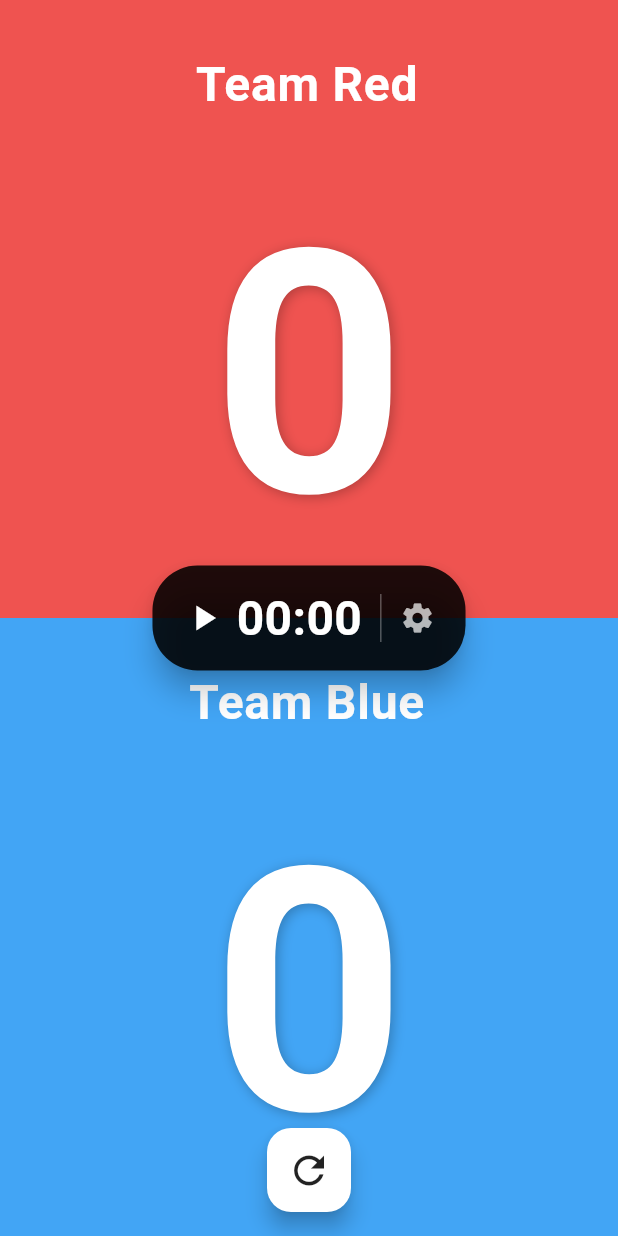
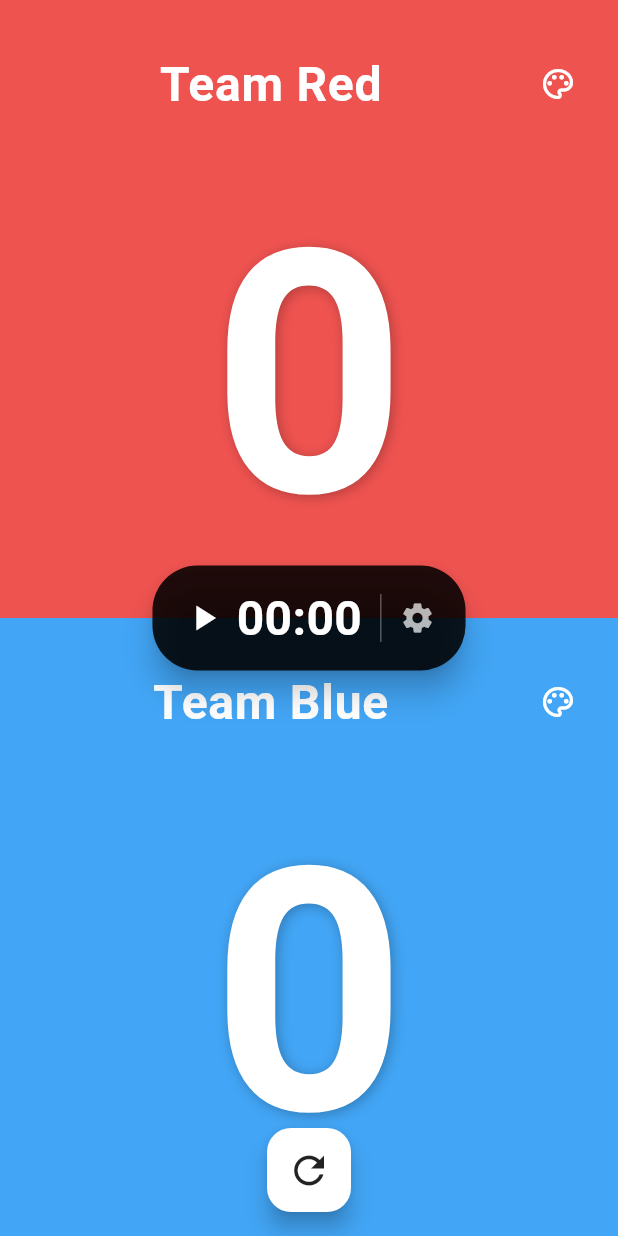
Before and after one commit to loubdelosreyesii/scoreboard, a Flutter app: the screen it shows after launch, on a phone screen of 412 x 824 dp. Run offline on Flutter 3.47's test engine with Material 3 defaults, Android fonts, the phone set to English and light mode, and no system bars.

Commit message:
Add an Color Pallete icon

```diff
--- a/lib/responsive_counter_page.dart
+++ b/lib/responsive_counter_page.dart
@@ -13,9 +13,17 @@ class _ResponsiveCounterPageState extends State<ResponsiveCounterPage> {
   int _redCount = 0;
   int _blueCount = 0;
 
-  final TextEditingController _redTeamController = TextEditingController(text: 'Team Red');
-  final TextEditingController _blueTeamController = TextEditingController(text: 'Team Blue');
+  Color _redTeamColor = Colors.red.shade400;
+  Color _blueTeamColor = Colors.blue.shade400;
+
+  final TextEditingController _redTeamController = TextEditingController(
+    text: 'Team Red',
+  );
+  final TextEditingController _blueTeamController = TextEditingController(
+    text: 'Team Blue',
+  );
   final GlobalKey<_MatchTimerState> _timerKey = GlobalKey<_MatchTimerState>();
+
   void _incrementRed() {
     setState(() {
       _redCount++;
@@ -52,9 +60,7 @@ class _ResponsiveCounterPageState extends State<ResponsiveCounterPage> {
         content: const Text(
           'Are you sure you want to reset both scores to zero?',
         ),
-      shape: RoundedRectangleBorder(
-        borderRadius: BorderRadius.circular(16),
-      ),
+        shape: RoundedRectangleBorder(borderRadius: BorderRadius.circular(16)),
         actions: [
           TextButton(
             onPressed: () => Navigator.pop(context),
@@ -107,18 +113,24 @@ class _ResponsiveCounterPageState extends State<ResponsiveCounterPage> {
             builder: (context, orientation) {
               final children = [
                 _CounterBox(
-                  color: Colors.red.shade400,
+                  color: _redTeamColor,
                   count: _redCount,
                   onTap: _incrementRed,
                   onLongPress: _decrementRed,
                   teamController: _redTeamController,
+                  onSettingsTap: () {
+                    debugPrint('Red team settings tapped');
+                  },
                 ),
                 _CounterBox(
-                  color: Colors.blue.shade400,
+                  color: _blueTeamColor,
                   count: _blueCount,
                   onTap: _incrementBlue,
                   onLongPress: _decrementBlue,
                   teamController: _blueTeamController,
+                  onSettingsTap: () {
+                    debugPrint('Blue team settings tapped');
+                  },
                 ),
               ];
 
@@ -136,7 +148,7 @@ class _ResponsiveCounterPageState extends State<ResponsiveCounterPage> {
                       padding: EdgeInsets.only(
                         top: orientation == Orientation.landscape ? 24.0 : 0,
                       ),
-                      child: _MatchTimer(key:_timerKey),
+                      child: _MatchTimer(key: _timerKey),
                     ),
                   ),
                 ],
@@ -176,6 +188,7 @@ class _MatchTimerState extends State<_MatchTimer> {
   void resetTimer() {
     _resetTimer();
   }
+
   void _initializeTime() {
     _seconds = _isCountdown ? _countdownMinutes * 60 : 0;
   }
@@ -227,7 +240,9 @@ class _MatchTimerState extends State<_MatchTimer> {
           builder: (context, setDialogState) {
             return AlertDialog(
               title: const Text('Timer Settings'),
-              shape: RoundedRectangleBorder(borderRadius: BorderRadius.circular(16)),
+              shape: RoundedRectangleBorder(
+                borderRadius: BorderRadius.circular(16),
+              ),
               // Wrap the Column in SingleChildScrollView to prevent overflow!
               content: SingleChildScrollView(
                 child: Column(
@@ -235,7 +250,9 @@ class _MatchTimerState extends State<_MatchTimer> {
                   children: [
                     SwitchListTile(
                       title: const Text('Countdown Mode'),
-                      subtitle: Text(_isCountdown ? 'Counting down' : 'Counting up'),
+                      subtitle: Text(
+                        _isCountdown ? 'Counting down' : 'Counting up',
+                      ),
                       value: _isCountdown,
                       onChanged: (value) {
                         setDialogState(() => _isCountdown = value);
@@ -259,7 +276,9 @@ class _MatchTimerState extends State<_MatchTimer> {
                         divisions: 89,
                         label: '$_countdownMinutes min',
                         onChanged: (value) {
-                          setDialogState(() => _countdownMinutes = value.toInt());
+                          setDialogState(
+                            () => _countdownMinutes = value.toInt(),
+                          );
                           setState(() {
                             _countdownMinutes = value.toInt();
                             _resetTimer();
@@ -306,7 +325,12 @@ class _MatchTimerState extends State<_MatchTimer> {
               bottomLeft: Radius.circular(30),
             ),
             child: Padding(
-              padding: const EdgeInsets.only(left: 20, right: 12, top: 12, bottom: 12),
+              padding: const EdgeInsets.only(
+                left: 20,
+                right: 12,
+                top: 12,
+                bottom: 12,
+              ),
               child: Row(
                 children: [
                   Icon(
@@ -328,11 +352,7 @@ class _MatchTimerState extends State<_MatchTimer> {
               ),
             ),
           ),
-          Container(
-            height: 32,
-            width: 1,
-            color: Colors.white30,
-          ),
+          Container(height: 32, width: 1, color: Colors.white30),
           IconButton(
             icon: const Icon(Icons.settings, color: Colors.white70),
             onPressed: _openSettings,
@@ -354,6 +374,7 @@ class _CounterBox extends StatelessWidget {
   final VoidCallback onTap;
   final VoidCallback onLongPress;
   final TextEditingController teamController;
+  final VoidCallback onSettingsTap;
 
   const _CounterBox({
     Key? key,
@@ -362,6 +383,7 @@ class _CounterBox extends StatelessWidget {
     required this.onTap,
     required this.onLongPress,
     required this.teamController,
+    required this.onSettingsTap,
   }) : super(key: key);
 
   @override
@@ -372,7 +394,14 @@ class _CounterBox extends StatelessWidget {
         child: Column(
           children: [
             Padding(
-              padding: const EdgeInsets.only(top: 24.0, left: 16.0, right: 16.0),
+              padding: const EdgeInsets.only(
+                top: 24.0,
+                left: 16.0,
+                right: 16.0,
+              ),
+              child: Row(
+                children: [
+                  Flexible(
                     child: TextField(
                       controller: teamController,
                       textAlign: TextAlign.center,
@@ -383,9 +412,22 @@ class _CounterBox extends StatelessWidget {
                       ),
                       decoration: InputDecoration(
                         hintText: 'Enter Team Name',
-                  hintStyle: TextStyle(color: Colors.white.withOpacity(0.6)),
+                        hintStyle: TextStyle(
+                          color: Colors.white.withOpacity(0.6),
+                        ),
                         border: InputBorder.none,
                       ),
+                    ),
+                  ),
+                  IconButton(
+                    onPressed: onSettingsTap,
+                    icon: const Icon(
+                      Icons.palette_outlined,
+                      color: Colors.white,
+                    ),
+                    tooltip: 'Team Settings',
+                  ),
+                ],
               ),
             ),
             Expanded(
```
Lines whose indentation alone changed are shown as unchanged.
